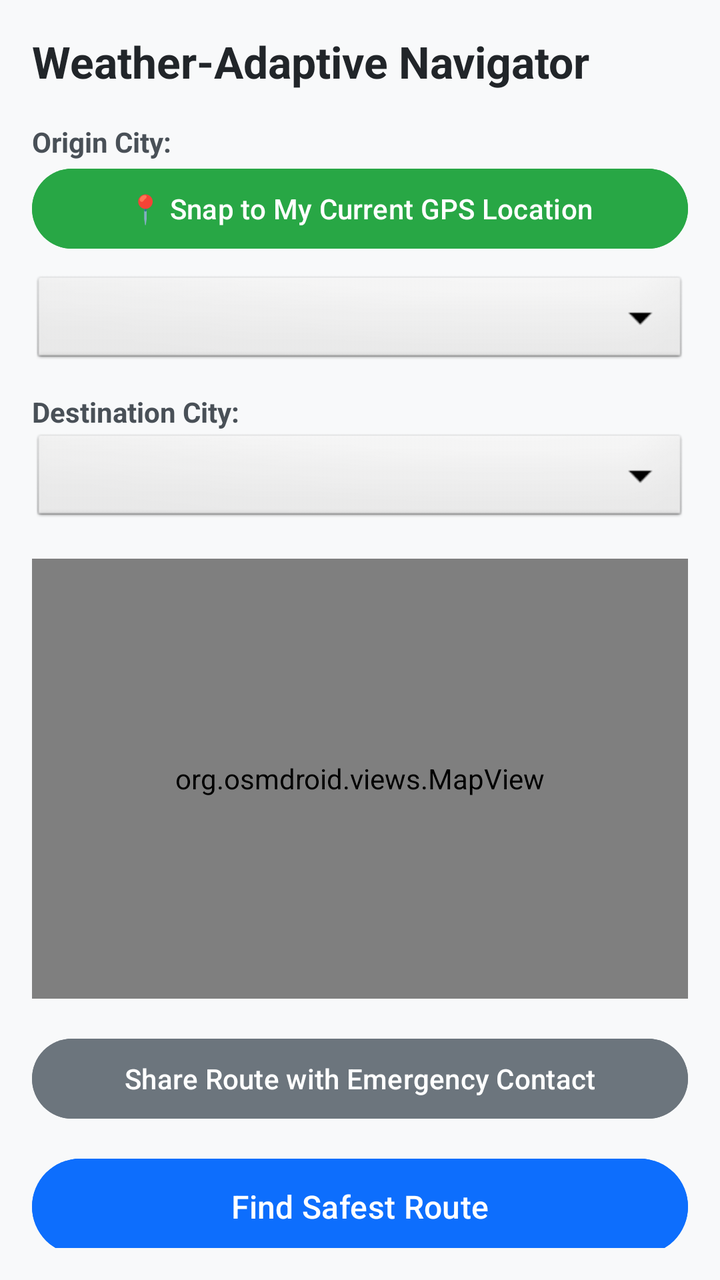
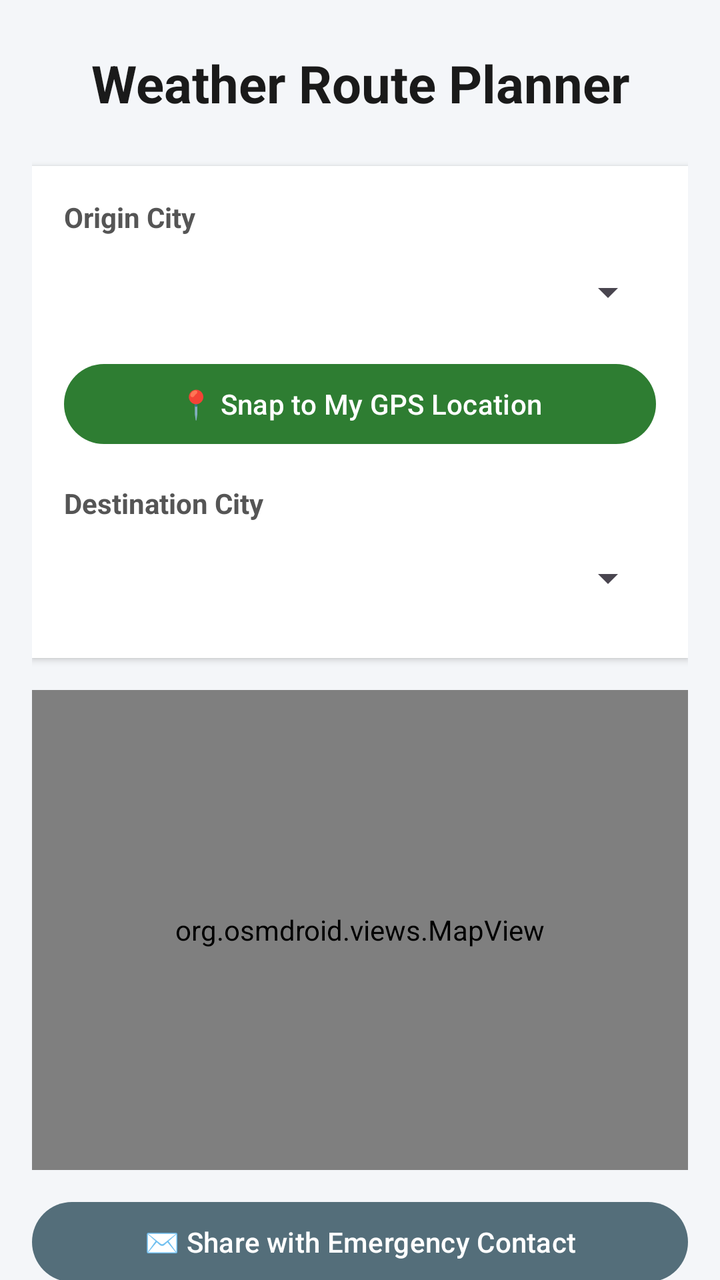

Compare the two renders of this Android layout. The source of the first and the diff that turns it into the second are given below.
<!-- AndroidManifest.xml: application theme Theme.WeatherRoutePlanner -->
<!-- res/layout/activity_main.xml -->
<?xml version="1.0" encoding="utf-8"?>
<LinearLayout xmlns:android="http://schemas.android.com/apk/res/android"
    xmlns:tools="http://schemas.android.com/tools"
    android:layout_width="match_parent"
    android:layout_height="match_parent"
    android:orientation="vertical"
    android:padding="16dp"
    android:background="#F8F9FA"
    tools:context=".MainActivity">

    <TextView
        android:layout_width="wrap_content"
        android:layout_height="wrap_content"
        android:text="Weather-Adaptive Navigator"
        android:textSize="22sp"
        android:textStyle="bold"
        android:textColor="#212529"
        android:layout_marginBottom="16dp" />

    
    <TextView
        android:layout_width="wrap_content"
        android:layout_height="wrap_content"
        android:text="Origin City:"
        android:textStyle="bold"
        android:textColor="#495057" />
    <Button
        android:id="@+id/btnDetectLocation"
        android:layout_width="match_parent"
        android:layout_height="wrap_content"
        android:layout_marginBottom="8dp"
        android:text="📍 Snap to My Current GPS Location"
        android:backgroundTint="#28A745" />

    <Spinner
        android:id="@+id/spinnerOrigin"
        android:layout_width="match_parent"
        android:layout_height="48dp"
        android:layout_marginBottom="12dp"
        android:background="@android:drawable/btn_dropdown" />

    
    <TextView
        android:layout_width="wrap_content"
        android:layout_height="wrap_content"
        android:text="Destination City:"
        android:textStyle="bold"
        android:textColor="#495057" />

    <Spinner
        android:id="@+id/spinnerDestination"
        android:layout_width="match_parent"
        android:layout_height="48dp"
        android:layout_marginBottom="16dp"
        android:background="@android:drawable/btn_dropdown" />

    
    <org.osmdroid.views.MapView
        android:id="@+id/mapView"
        android:layout_width="match_parent"
        android:layout_height="220dp"
        android:layout_marginBottom="16dp" />
    
    <Button
        android:id="@+id/btnShareContact"
        android:layout_width="match_parent"
        android:layout_height="wrap_content"
        android:layout_marginBottom="12dp"
        android:text="Share Route with Emergency Contact"
        android:backgroundTint="#6C757D" />
    
    <Button
        android:id="@+id/btnCalculateRoute"
        android:layout_width="match_parent"
        android:layout_height="56dp"
        android:text="Find Safest Route"
        android:textSize="16sp"
        android:backgroundTint="#0D6EFD"
        android:textColor="#FFFFFF" />

    
    <ProgressBar
        android:id="@+id/progressBar"
        android:layout_width="wrap_content"
        android:layout_height="wrap_content"
        android:layout_gravity="center"
        android:layout_marginTop="12dp"
        android:visibility="gone" />

    <TextView
        android:layout_width="wrap_content"
        android:layout_height="wrap_content"
        android:text="Optimized Route Path"
        android:textSize="16sp"
        android:textStyle="bold"
        android:textColor="#212529"
        android:layout_marginTop="16dp"
        android:layout_marginBottom="8dp" />

    
    <androidx.recyclerview.widget.RecyclerView
        android:id="@+id/recyclerViewRoute"
        android:layout_width="match_parent"
        android:layout_height="0dp"
        android:layout_weight="1"
        android:scrollbars="vertical" />
    
    <TextView
        android:id="@+id/tvGlobalCounter"
        android:layout_width="wrap_content"
        android:layout_height="wrap_content"
        android:layout_gravity="center"
        android:layout_marginTop="12dp"
        android:text="Global Routes Calculated: Loading..."
        android:textColor="#198754"
        android:textSize="14sp"
        android:textStyle="bold" />

</LinearLayout>
<!-- resources referenced by this layout -->
<resources>
  <style name="Theme.WeatherRoutePlanner" parent="Base.Theme.WeatherRoutePlanner" />
  <style name="Base.Theme.WeatherRoutePlanner" parent="Theme.Material3.DayNight.NoActionBar">
          
          
      </style>
</resources>

<!-- the commit's change to res/layout/activity_main.xml (unified diff, before → after) -->
@@ -1,119 +1,198 @@
 <?xml version="1.0" encoding="utf-8"?>
-<LinearLayout xmlns:android="http://schemas.android.com/apk/res/android"
+<androidx.core.widget.NestedScrollView
+    xmlns:android="http://schemas.android.com/apk/res/android"
+    xmlns:app="http://schemas.android.com/apk/res-auto"
     xmlns:tools="http://schemas.android.com/tools"
     android:layout_width="match_parent"
     android:layout_height="match_parent"
-    android:orientation="vertical"
-    android:padding="16dp"
-    android:background="#F8F9FA"
+    android:fillViewport="true"
+    android:background="#F4F6F9"
     tools:context=".MainActivity">
 
-    <TextView
-        android:layout_width="wrap_content"
-        android:layout_height="wrap_content"
-        android:text="Weather-Adaptive Navigator"
-        android:textSize="22sp"
-        android:textStyle="bold"
-        android:textColor="#212529"
-        android:layout_marginBottom="16dp" />
-
-    
-    <TextView
-        android:layout_width="wrap_content"
-        android:layout_height="wrap_content"
-        android:text="Origin City:"
-        android:textStyle="bold"
-        android:textColor="#495057" />
-    <Button
-        android:id="@+id/btnDetectLocation"
+    <LinearLayout
         android:layout_width="match_parent"
         android:layout_height="wrap_content"
-        android:layout_marginBottom="8dp"
-        android:text="📍 Snap to My Current GPS Location"
-        android:backgroundTint="#28A745" />
+        android:orientation="vertical"
+        android:padding="16dp">
 
-    <Spinner
-        android:id="@+id/spinnerOrigin"
-        android:layout_width="match_parent"
-        android:layout_height="48dp"
-        android:layout_marginBottom="12dp"
-        android:background="@android:drawable/btn_dropdown" />
+        
+        <TextView
+            android:layout_width="match_parent"
+            android:layout_height="wrap_content"
+            android:text="Weather Route Planner"
+            android:textSize="26sp"
+            android:textStyle="bold"
+            android:textColor="#1A1A1A"
+            android:textAlignment="center"
+            android:layout_marginTop="8dp"
+            android:layout_marginBottom="24dp" />
 
-    
-    <TextView
-        android:layout_width="wrap_content"
-        android:layout_height="wrap_content"
-        android:text="Destination City:"
-        android:textStyle="bold"
-        android:textColor="#495057" />
+        
+        <LinearLayout
+            android:layout_width="match_parent"
+            android:layout_height="wrap_content"
+            android:orientation="vertical"
+            android:background="#FFFFFF"
+            android:elevation="2dp"
+            android:padding="16dp"
+            android:layout_marginBottom="16dp">
 
-    <Spinner
-        android:id="@+id/spinnerDestination"
-        android:layout_width="match_parent"
-        android:layout_height="48dp"
-        android:layout_marginBottom="16dp"
-        android:background="@android:drawable/btn_dropdown" />
+            <TextView
+                android:layout_width="wrap_content"
+                android:layout_height="wrap_content"
+                android:text="Origin City"
+                android:textSize="14sp"
+                android:textStyle="bold"
+                android:textColor="#555555" />
 
-    
-    <org.osmdroid.views.MapView
-        android:id="@+id/mapView"
-        android:layout_width="match_parent"
-        android:layout_height="220dp"
-        android:layout_marginBottom="16dp" />
-    
-    <Button
-        android:id="@+id/btnShareContact"
-        android:layout_width="match_parent"
-        android:layout_height="wrap_content"
-        android:layout_marginBottom="12dp"
-        android:text="Share Route with Emergency Contact"
-        android:backgroundTint="#6C757D" />
-    
-    <Button
-        android:id="@+id/btnCalculateRoute"
-        android:layout_width="match_parent"
-        android:layout_height="56dp"
-        android:text="Find Safest Route"
-        android:textSize="16sp"
-        android:backgroundTint="#0D6EFD"
-        android:textColor="#FFFFFF" />
+            <Spinner
+                android:id="@+id/spinnerOrigin"
+                android:layout_width="match_parent"
+                android:layout_height="48dp"
+                android:layout_marginTop="4dp"
+                android:layout_marginBottom="8dp" />
 
-    
-    <ProgressBar
-        android:id="@+id/progressBar"
-        android:layout_width="wrap_content"
-        android:layout_height="wrap_content"
-        android:layout_gravity="center"
-        android:layout_marginTop="12dp"
-        android:visibility="gone" />
+            <Button
+                android:id="@+id/btnDetectLocation"
+                android:layout_width="match_parent"
+                android:layout_height="wrap_content"
+                android:text="📍 Snap to My GPS Location"
+                android:textColor="#FFFFFF"
+                app:backgroundTint="#2E7D32"
+                android:layout_marginBottom="16dp" />
 
-    <TextView
-        android:layout_width="wrap_content"
-        android:layout_height="wrap_content"
-        android:text="Optimized Route Path"
-        android:textSize="16sp"
-        android:textStyle="bold"
-        android:textColor="#212529"
-        android:layout_marginTop="16dp"
-        android:layout_marginBottom="8dp" />
+            <TextView
+                android:layout_width="wrap_content"
+                android:layout_height="wrap_content"
+                android:text="Destination City"
+                android:textSize="14sp"
+                android:textStyle="bold"
+                android:textColor="#555555" />
 
-    
-    <androidx.recyclerview.widget.RecyclerView
-        android:id="@+id/recyclerViewRoute"
-        android:layout_width="match_parent"
-        android:layout_height="0dp"
-        android:layout_weight="1"
-        android:scrollbars="vertical" />
-    
-    <TextView
-        android:id="@+id/tvGlobalCounter"
-        android:layout_width="wrap_content"
-        android:layout_height="wrap_content"
-        android:layout_gravity="center"
-        android:layout_marginTop="12dp"
-        android:text="Global Routes Calculated: Loading..."
-        android:textColor="#198754"
-        android:textSize="14sp"
-        android:textStyle="bold" />
+            <Spinner
+                android:id="@+id/spinnerDestination"
+                android:layout_width="match_parent"
+                android:layout_height="48dp"
+                android:layout_marginTop="4dp" />
+        </LinearLayout>
 
-</LinearLayout>
+        
+        <org.osmdroid.views.MapView
+            android:id="@+id/mapView"
+            android:layout_width="match_parent"
+            android:layout_height="240dp"
+            android:layout_marginBottom="12dp" />
+
+        <Button
+            android:id="@+id/btnShareContact"
+            android:layout_width="match_parent"
+            android:layout_height="wrap_content"
+            android:text="✉️ Share with Emergency Contact"
+            android:textColor="#FFFFFF"
+            app:backgroundTint="#546E7A"
+            android:layout_marginBottom="24dp" />
+
+        
+        <TextView
+            android:layout_width="wrap_content"
+            android:layout_height="wrap_content"
+            android:text="Algorithm Objective"
+            android:textSize="14sp"
+            android:textStyle="bold"
+            android:textColor="#555555"
+            android:layout_marginBottom="8dp" />
+
+        <RadioGroup
+            android:id="@+id/radioGroupMode"
+            android:layout_width="match_parent"
+            android:layout_height="wrap_content"
+            android:orientation="horizontal"
+            android:layout_marginBottom="24dp"
+            android:background="#E9ECEF"
+            android:padding="8dp">
+
+            <RadioButton
+                android:id="@+id/radioBalanced"
+                android:layout_width="wrap_content"
+                android:layout_height="wrap_content"
+                android:text="Balanced"
+                android:checked="true"
+                android:layout_weight="1"/>
+
+            <RadioButton
+                android:id="@+id/radioSafest"
+                android:layout_width="wrap_content"
+                android:layout_height="wrap_content"
+                android:text="Safest"
+                android:layout_weight="1"/>
+
+            <RadioButton
+                android:id="@+id/radioShortest"
+                android:layout_width="wrap_content"
+                android:layout_height="wrap_content"
+                android:text="Shortest"
+                android:layout_weight="1"/>
+        </RadioGroup>
+
+        
+        <Button
+            android:id="@+id/btnCalculateRoute"
+            android:layout_width="match_parent"
+            android:layout_height="64dp"
+            android:text="🔍 Find Safest Route (Dijkstra)"
+            android:textSize="16sp"
+            android:textStyle="bold"
+            app:backgroundTint="#1976D2"
+            android:textColor="#FFFFFF"
+            android:layout_marginBottom="12dp" />
+
+        <Button
+            android:id="@+id/btnSimulateStorm"
+            android:layout_width="match_parent"
+            android:layout_height="56dp"
+            android:text="⛈️ Simulate Sudden Storm (Bellman-Ford)"
+            android:textSize="14sp"
+            app:backgroundTint="#D32F2F"
+            android:textColor="#FFFFFF"
+            android:layout_marginBottom="24dp" />
+
+        
+        <ProgressBar
+            android:id="@+id/progressBar"
+            android:layout_width="wrap_content"
+            android:layout_height="wrap_content"
+            android:layout_gravity="center"
+            android:visibility="gone"
+            android:layout_marginBottom="16dp"/>
+
+        <TextView
+            android:layout_width="wrap_content"
+            android:layout_height="wrap_content"
+            android:text="Optimized Route Steps"
+            android:textSize="18sp"
+            android:textStyle="bold"
+            android:textColor="#1A1A1A"
+            android:layout_marginBottom="12dp" />
+
+        <androidx.recyclerview.widget.RecyclerView
+            android:id="@+id/recyclerViewRoute"
+            android:layout_width="match_parent"
+            android:layout_height="wrap_content"
+            android:nestedScrollingEnabled="false"
+            android:layout_marginBottom="16dp" />
+
+        
+        <TextView
+            android:id="@+id/tvGlobalCounter"
+            android:layout_width="match_parent"
+            android:layout_height="wrap_content"
+            android:text="Global Routes Calculated: Loading..."
+            android:textAlignment="center"
+            android:textColor="#388E3C"
+            android:textSize="14sp"
+            android:textStyle="bold"
+            android:layout_marginTop="8dp"
+            android:layout_marginBottom="32dp" />
+
+    </LinearLayout>
+</androidx.core.widget.NestedScrollView>
